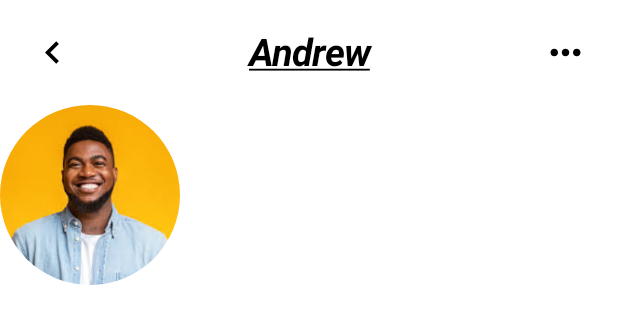
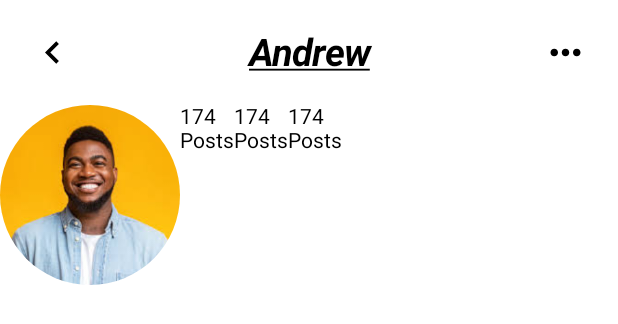
Before and after one commit to Sprajapati123/C356, an Android app built with Jetpack Compose: the @Preview function PreviewInsta, on a phone screen of 412 x 824 dp. Shown: the top 324 px of the screen. Run offline under Robolectric (Android 15) with nearby library versions, the phone set to English and light mode, and no system bars.

Commit message:
insta prodile

```diff
--- a/app/src/main/java/com/example/c36a/LoginActivity.kt
+++ b/app/src/main/java/com/example/c36a/LoginActivity.kt
@@ -106,7 +106,20 @@ fun InstaClone(innerPadding: PaddingValues) {
                     height(120.dp).width(120.dp).
                     clip(shape = RoundedCornerShape(100.dp))
             )
+            Column {
+                Text("174")
+                Text("Posts")
+            }
+            Column {
+                Text("174")
+                Text("Posts")
+            }
+            Column {
+                Text("174")
+                Text("Posts")
+            }
         }
+
 
     }
 }
```
